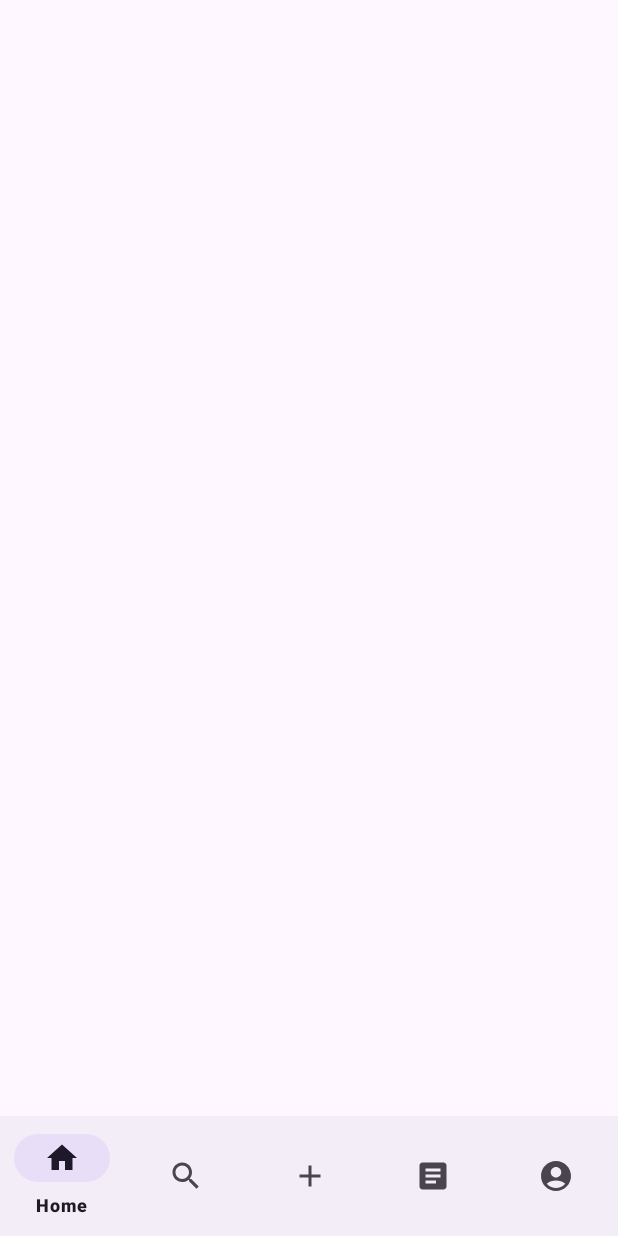
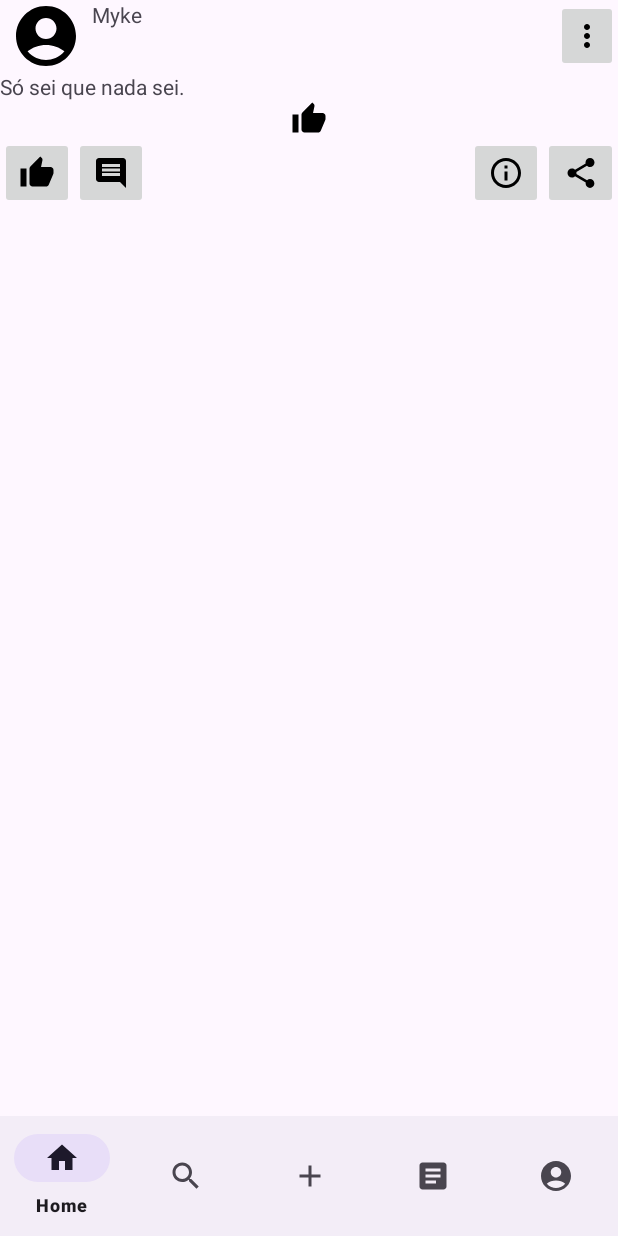
Before and after one commit to vinisilvanunes/e-viene_android, an Android app: the HomeFragment screen opened directly, with no data from a screen before it, on a phone screen of 412 x 824 dp. Run offline under Robolectric (Android 15) with nearby library versions, the phone set to English and light mode, and no system bars.

Commit message:
mudanças para vizualização apenas

```diff
--- a/app/src/main/java/com/example/eviene/Cadastro.kt
+++ b/app/src/main/java/com/example/eviene/Cadastro.kt
@@ -1,11 +1,22 @@
 package com.example.eviene
 
+import android.content.Intent
 import androidx.appcompat.app.AppCompatActivity
 import android.os.Bundle
+import android.widget.Button
 
 class Cadastro : AppCompatActivity() {
     override fun onCreate(savedInstanceState: Bundle?) {
         super.onCreate(savedInstanceState)
         setContentView(R.layout.activity_cadastro)
+
+        val btnContinuar=findViewById<Button>(R.id.btnContinuar)
+
+        btnContinuar.setOnClickListener{
+            val nextPage = Intent(this,Cadastro2::class.java);
+            startActivity(nextPage);
+            finish();
+        }
+
     }
 }
--- /dev/null
+++ b/app/src/main/res/drawable/baseline_person_24.xml
@@ -0,0 +1,5 @@
+<vector xmlns:android="http://schemas.android.com/apk/res/android" android:height="24dp" android:tint="#000000" android:viewportHeight="24" android:viewportWidth="24" android:width="24dp">
+
+    <path android:fillColor="@android:color/white" android:pathData="M12,12c2.21,0 4,-1.79 4,-4s-1.79,-4 -4,-4 -4,1.79 -4,4 1.79,4 4,4zM12,14c-2.67,0 -8,1.34 -8,4v2h16v-2c0,-2.66 -5.33,-4 -8,-4z"/>
+
+</vector>
--- a/app/src/main/res/layout/fragment_home.xml
+++ b/app/src/main/res/layout/fragment_home.xml
@@ -6,15 +6,118 @@
     xmlns:app="http://schemas.android.com/apk/res-auto"
     tools:context=".HomeFragment">
 
-    <androidx.recyclerview.widget.RecyclerView
-        android:id="@+id/listPosts"
+    <LinearLayout
         android:layout_width="match_parent"
-        android:layout_height="match_parent"
-        app:layoutManager="androidx.recyclerview.widget.LinearLayoutManager"
-        app:layout_constraintBottom_toBottomOf="parent"
-        app:layout_constraintEnd_toEndOf="parent"
-        app:layout_constraintHorizontal_bias="0.0"
-        app:layout_constraintStart_toStartOf="parent"
-        app:layout_constraintTop_toTopOf="parent"
-        app:layout_constraintVertical_bias="1.0"/>
+        android:layout_height="wrap_content"
+        android:orientation="vertical">
+        <LinearLayout
+            android:orientation="horizontal"
+            android:layout_width="match_parent"
+            android:layout_height="wrap_content">
+
+            <ImageView
+                android:id="@+id/img_Foto"
+                android:layout_width="0dp"
+                android:layout_height="48dp"
+                android:layout_weight="15"
+                app:srcCompat="@drawable/baseline_account_circle_24"
+                tools:srcCompat="@drawable/baseline_account_circle_24" />
+
+            <TextView
+                android:id="@+id/txt_Nome"
+                android:layout_width="0dp"
+                android:layout_height="48dp"
+                android:layout_weight="75"
+                android:text="Myke"
+                android:textAlignment="viewStart"
+                tools:text="Myke" />
+
+            <ImageButton
+                android:id="@+id/imgConfig"
+                android:layout_width="0dp"
+                android:layout_height="48dp"
+                android:layout_weight="10"
+                android:contentDescription="Options"
+                android:src="@drawable/baseline_more_vert_24"
+                tools:src="@drawable/baseline_more_vert_24" />
+
+        </LinearLayout>
+
+        <TextView
+            android:id="@+id/txt_Texto"
+            android:layout_width="match_parent"
+            android:layout_height="wrap_content"
+            android:text="Só sei que nada sei."
+            tools:text="Só sei que nada sei." />
+
+        <ImageView
+            android:id="@+id/img_Image"
+            android:layout_width="match_parent"
+            android:layout_height="wrap_content"
+            android:scaleType="center"
+            app:srcCompat="@drawable/baseline_thumb_up_24" />
+
+        <LinearLayout
+            android:orientation="horizontal"
+            android:layout_width="match_parent"
+            android:layout_height="wrap_content"
+            android:weightSum="100">
+
+            <ImageButton
+                android:id="@+id/btnLike"
+                android:layout_width="0dp"
+                android:layout_height="48dp"
+                android:layout_weight="12"
+                android:contentDescription="Like"
+                android:src="@drawable/baseline_thumb_up_24"
+                tools:src="@drawable/baseline_thumb_up_24" />
+
+            <ImageButton
+                android:id="@+id/btnComment"
+                android:layout_width="0dp"
+                android:layout_height="48dp"
+                android:layout_weight="12"
+                android:contentDescription="Comment"
+                android:src="@drawable/baseline_comment_24"
+                tools:src="@drawable/baseline_comment_24" />
+
+            <FrameLayout
+                android:layout_width="0dp"
+                android:layout_height="wrap_content"
+                android:layout_weight="52"
+                />
+
+            <ImageButton
+                android:id="@+id/btnInfo"
+                android:layout_width="0dp"
+                android:layout_height="48dp"
+                android:layout_weight="12"
+                android:contentDescription="Info"
+                android:src="@drawable/baseline_info_outline_24"
+                tools:src="@drawable/baseline_info_outline_24" />
+
+            <ImageButton
+                android:id="@+id/btnShare"
+                android:layout_width="0dp"
+                android:layout_height="48dp"
+                android:layout_weight="12"
+                android:contentDescription="Share"
+                android:src="@drawable/baseline_share_24"
+                tools:src="@drawable/baseline_share_24" />
+
+        </LinearLayout>
+
+    </LinearLayout>
+
+<!--    <androidx.recyclerview.widget.RecyclerView-->
+<!--        android:id="@+id/listPosts"-->
+<!--        android:layout_width="match_parent"-->
+<!--        android:layout_height="match_parent"-->
+<!--        app:layoutManager="androidx.recyclerview.widget.LinearLayoutManager"-->
+<!--        app:layout_constraintBottom_toBottomOf="parent"-->
+<!--        app:layout_constraintEnd_toEndOf="parent"-->
+<!--        app:layout_constraintHorizontal_bias="0.0"-->
+<!--        app:layout_constraintStart_toStartOf="parent"-->
+<!--        app:layout_constraintTop_toTopOf="parent"-->
+<!--        app:layout_constraintVertical_bias="1.0"/>-->
 </FrameLayout>
--- a/app/src/main/res/menu/bottom_nav_menu.xml
+++ b/app/src/main/res/menu/bottom_nav_menu.xml
@@ -13,8 +13,8 @@
         android:title="Postar"
         android:icon="@drawable/baseline_add_24"/>
 
-    <item android:id="@+id/seiNao"
-        android:title="Sei Não"
+    <item android:id="@+id/feedEventos"
+        android:title="Eventos"
         android:icon="@drawable/baseline_article_24"/>
 
     <item android:id="@+id/perfil"
```
Also changed, not shown: app/src/main/java/com/example/eviene/Login.kt (+7 -0 lines).
